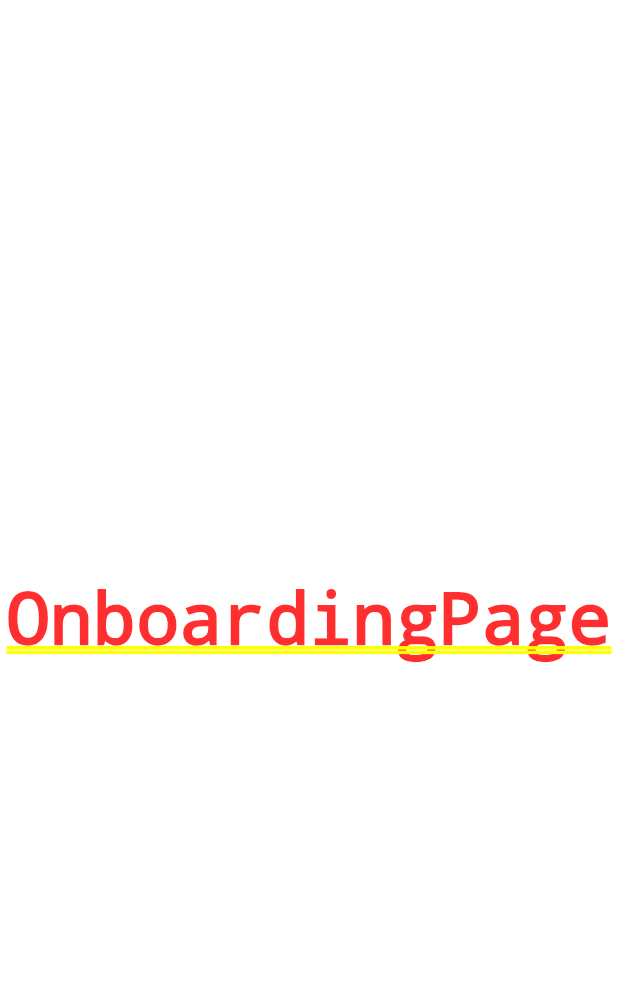
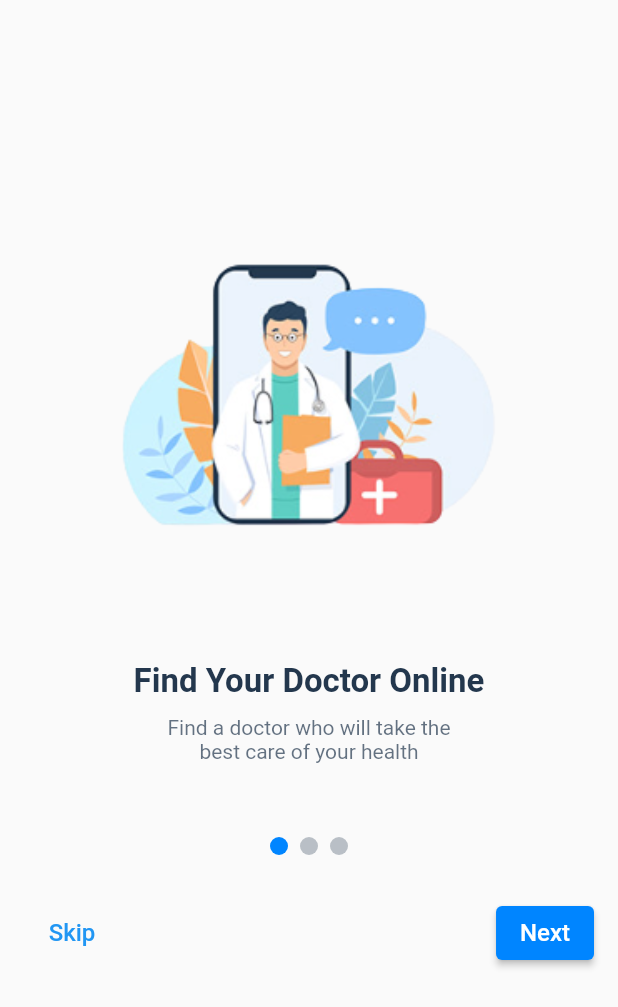
Before and after one commit to alvintriseptia/hello-doc, a Flutter app: the screen it shows after launch, on a phone screen of 412 x 824 dp. Shown: the top 1007 px of the screen. Run offline on Flutter 3.47's test engine with Material 2 defaults, Android fonts, the phone set to English and light mode, and no system bars; drawn by our look-alikes of carousel_slider; our stand-ins replace bloc, equatable, firebase_core; accounts and stored records are empty.

Commit message:
add onboarding screen, add preference const

```diff
--- a/lib/features/onboarding/presentation/pages/onboarding_page.dart
+++ b/lib/features/onboarding/presentation/pages/onboarding_page.dart
@@ -1,13 +1,152 @@
+import 'package:carousel_slider/carousel_slider.dart';
 import 'package:flutter/material.dart';
 import 'package:hello_doc/core/preferences/preferences.dart';
+import 'package:hello_doc/features/onboarding/presentation/widgets/onboarding_content.dart';
 
-class OnboardingPage extends StatelessWidget {
+class OnboardingPage extends StatefulWidget {
   const OnboardingPage({Key? key}) : super(key: key);
 
   @override
+  State<OnboardingPage> createState() => _OnboardingPageState();
+}
+
+class _OnboardingPageState extends State<OnboardingPage>
+    with SingleTickerProviderStateMixin {
+  CarouselController buttonCarouselController = CarouselController();
+  int _current = 0;
+
+  late final AnimationController _animationController = AnimationController(
+    duration: const Duration(seconds: 1),
+    vsync: this,
+  );
+
+  late final Animation<double> _fadeAnimation = CurvedAnimation(
+    parent: _animationController,
+    curve: Curves.easeIn,
+  );
+
+  @override
+  void initState() {
+    super.initState();
+    repeatOnce();
+  }
+
+  void repeatOnce() async {
+    try {
+      await _animationController.forward().orCancel;
+    } catch (e) {
+      rethrow;
+    }
+  }
+
+  @override
+  void dispose() async {
+    _animationController.dispose();
+    super.dispose();
+  }
+
+  @override
   Widget build(BuildContext context) {
-    return const Center(
-      child: Text('OnboardingPage'),
-    );
+    List<dynamic> contents = [
+      {
+        'title': 'Find Your Doctor Online',
+        'description':
+            'Find a doctor who will take the\nbest care of your health',
+        'imageUrl': 'assets/images/doctor.png',
+      },
+      {
+        'title': 'Medicine Reminder',
+        'description': 'Set up a reminder to take the\nmedicine on time',
+        'imageUrl': 'assets/images/reminder.png',
+      },
+      {
+        'title': 'Order Medicine Online',
+        'description': 'Order your medicine that your\ndoctor provided you',
+        'imageUrl': 'assets/images/order.png',
+      },
+    ];
+
+    Widget buttonNavbar() {
+      return Row(
+        mainAxisAlignment: MainAxisAlignment.spaceBetween,
+        children: [
+          TextButton(
+              style: TextButton.styleFrom(textStyle: Fonts.buttonText),
+              onPressed: () {},
+              child: const Text('Skip')),
+          ElevatedButton(
+              style: ElevatedButton.styleFrom(
+                  primary: AppColors.primaryBlue, textStyle: Fonts.buttonText),
+              onPressed: () {
+                buttonCarouselController.nextPage(
+                    duration: const Duration(milliseconds: 300),
+                    curve: Curves.linear);
+                if (_current == contents.length - 1) {
+                  Navigator.pushNamedAndRemoveUntil(
+                      context, '/', (route) => false);
+                }
+              },
+              child: const Text('Next')),
+        ],
+      );
+    }
+
+    Widget indicatorCarousel() {
+      return Row(
+        mainAxisAlignment: MainAxisAlignment.center,
+        children: contents.asMap().entries.map((entry) {
+          return Container(
+            width: 12.0,
+            height: 12.0,
+            margin: const EdgeInsets.symmetric(vertical: 8.0, horizontal: 4.0),
+            decoration: BoxDecoration(
+                shape: BoxShape.circle,
+                color: _current == entry.key
+                    ? AppColors.primaryBlue
+                    : AppColors.dark.withOpacity(0.3)),
+          );
+        }).toList(),
+      );
+    }
+
+    Widget carousel() {
+      return CarouselSlider(
+        carouselController: buttonCarouselController,
+        items: [
+          for (var content in contents)
+            OnboardingContent(
+              textTitle: content['title'],
+              textDescription: content['description'],
+              imageUrl: content['imageUrl'],
+            ),
+        ],
+        options: CarouselOptions(
+            scrollPhysics: const NeverScrollableScrollPhysics(),
+            autoPlay: false,
+            enableInfiniteScroll: false,
+            height: 550,
+            onPageChanged: (index, reason) {
+              setState(() {
+                _current = index;
+              });
+            }),
+      );
+    }
+
+    return Scaffold(
+        body: SafeArea(
+            child: Container(
+                padding: const EdgeInsets.symmetric(horizontal: Dimens.dp16),
+                child: FadeTransition(
+                  opacity: _fadeAnimation,
+                  child: Column(
+                    children: [
+                      carousel(),
+                      indicatorCarousel(),
+                      const SizedBox(height: Dimens.dp20),
+                      buttonNavbar()
+                    ],
+                  ),
+                ))));
   }
 }
--- /dev/null
+++ b/lib/features/onboarding/presentation/widgets/onboarding_content.dart
@@ -0,0 +1,54 @@
+import 'package:flutter/material.dart';
+import 'package:hello_doc/core/preferences/preferences.dart';
+
+class OnboardingContent extends StatelessWidget {
+  final String textTitle;
+  final String textDescription;
+  final String imageUrl;
+
+  const OnboardingContent(
+      {Key? key,
+      required this.textTitle,
+      required this.textDescription,
+      required this.imageUrl})
+      : super(key: key);
+
+  @override
+  Widget build(BuildContext context) {
+    Widget image() {
+      return Container(
+        margin: const EdgeInsets.only(top: Dimens.dp125),
+        width: 250,
+        height: 200,
+        child: Image.asset(
+          imageUrl,
+          fit: BoxFit.contain,
+        ),
+      );
+    }
+
+    Widget title() {
+      return Container(
+          margin: const EdgeInsets.only(top: Dimens.dp75, bottom: Dimens.dp10),
+          child: Text(textTitle, style: Fonts.heading1));
+    }
+
+    Widget description() {
+      return Text(
+        textDescription,
+        style: Fonts.paragraph.copyWith(
+          color: AppColors.dark.withOpacity(0.7),
+        ),
+        textAlign: TextAlign.center,
+      );
+    }
+
+    return FittedBox(
+      fit: BoxFit.none,
+      child: Column(
+        crossAxisAlignment: CrossAxisAlignment.center,
+        children: [image(), title(), description()],
+      ),
+    );
+  }
+}
--- a/lib/features/splash_screen/presentation/pages/splash_screen.dart
+++ b/lib/features/splash_screen/presentation/pages/splash_screen.dart
@@ -23,7 +23,7 @@ class _SplashScreenState extends State<SplashScreen>
         duration: const Duration(milliseconds: 2000), vsync: this);
     repeatOnce();
 
-    Timer(Duration(seconds: 3), () {
+    Timer(const Duration(seconds: 3), () {
       Navigator.pushNamedAndRemoveUntil(
           context, '/onboarding', (route) => false);
     });
--- a/lib/features/splash_screen/presentation/widgets/animated_logo.dart
+++ b/lib/features/splash_screen/presentation/widgets/animated_logo.dart
@@ -57,7 +57,7 @@ class AnimatedLogo extends StatelessWidget {
         child: Opacity(
           opacity: opacityText.value,
           child: Container(
-            margin: EdgeInsets.only(top: 2.0),
+            margin: const EdgeInsets.only(top: 2.0),
             child: const Text(
               'Doc',
               style: Fonts.splashText,
@@ -68,7 +68,7 @@ class AnimatedLogo extends StatelessWidget {
       FractionalTranslation(
         translation: offsetLeft.value,
         child: Container(
-          margin: EdgeInsets.only(top: Dimens.dp8),
+          margin: const EdgeInsets.only(top: Dimens.dp8),
           width: 130,
           height: 60,
           child: Opacity(
--- a/lib/main.dart
+++ b/lib/main.dart
@@ -22,7 +22,8 @@ class MyApp extends StatelessWidget {
         title: 'Hello Doc',
         initialRoute: '/initial',
         routes: {
-          '/': (context) => Scaffold(body: Center(child: Text("Home Screen"))),
+          '/': (context) =>
+              const Scaffold(body: Center(child: Text("Home Screen"))),
           '/initial': (context) => const SplashScreen(),
           '/onboarding': (context) => const OnboardingPage(),
         });
--- a/pubspec.yaml
+++ b/pubspec.yaml
@@ -8,6 +8,7 @@ environment:
 
 dependencies:
   bloc: ^8.0.3
+  carousel_slider: ^4.1.1
   cloud_firestore: ^3.1.17
   cupertino_icons: ^1.0.2
   dartz: ^0.10.1
```
Also changed, not shown: pubspec.lock.
